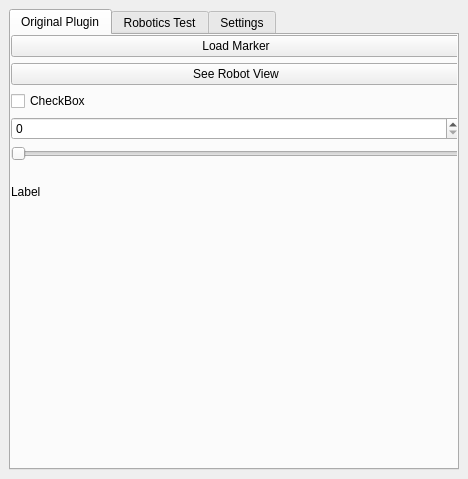
Old version of the form finalProject/SamplePluginPA10/src/SamplePlugin.ui in the repository niive12/rovi.
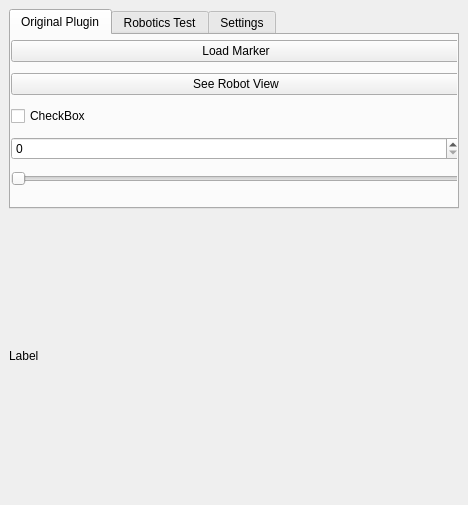
New version of the form. The open tabs and pages were chosen to show the change.

Commit message: fixed visual servoing

The edit to the form file:
```diff
--- a/finalProject/SamplePluginPA10/src/SamplePlugin.ui
+++ b/finalProject/SamplePluginPA10/src/SamplePlugin.ui
@@ -7,7 +7,7 @@
     <x>0</x>
     <y>0</y>
     <width>468</width>
-    <height>479</height>
+    <height>505</height>
    </rect>
   </property>
   <property name="windowTitle">
@@ -17,6 +17,18 @@
    <layout class="QVBoxLayout" name="verticalLayout_2">
     <item>
      <widget class="QTabWidget" name="tabWidget">
+      <property name="sizePolicy">
+       <sizepolicy hsizetype="Expanding" vsizetype="MinimumExpanding">
+        <horstretch>0</horstretch>
+        <verstretch>0</verstretch>
+       </sizepolicy>
+      </property>
+      <property name="maximumSize">
+       <size>
+        <width>16777215</width>
+        <height>200</height>
+       </size>
+      </property>
       <property name="currentIndex">
        <number>2</number>
       </property>
@@ -30,7 +42,7 @@
           <x>0</x>
           <y>0</y>
           <width>450</width>
-          <height>181</height>
+          <height>158</height>
          </rect>
         </property>
         <layout class="QVBoxLayout" name="verticalLayout">
@@ -65,13 +77,6 @@
            </property>
           </widget>
          </item>
-         <item>
-          <widget class="QLabel" name="_label">
-           <property name="text">
-            <string>Label</string>
-           </property>
-          </widget>
-         </item>
         </layout>
        </widget>
       </widget>
@@ -186,6 +191,13 @@
       </widget>
      </widget>
     </item>
+    <item>
+     <widget class="QLabel" name="_label">
+      <property name="text">
+       <string>Label</string>
+      </property>
+     </widget>
+    </item>
    </layout>
   </widget>
  </widget>
```
Left out of the diff: 2 changed lines with no effect on the pictures. The commit also changes 1 other file.
